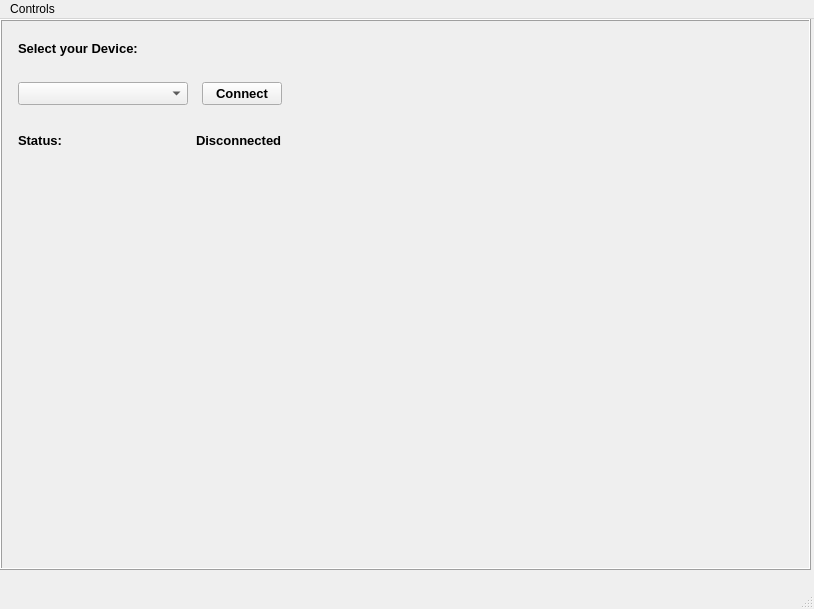
Qt form frontend/app/ui/main_window.ui (maxitech/ms6_r) before a commit.
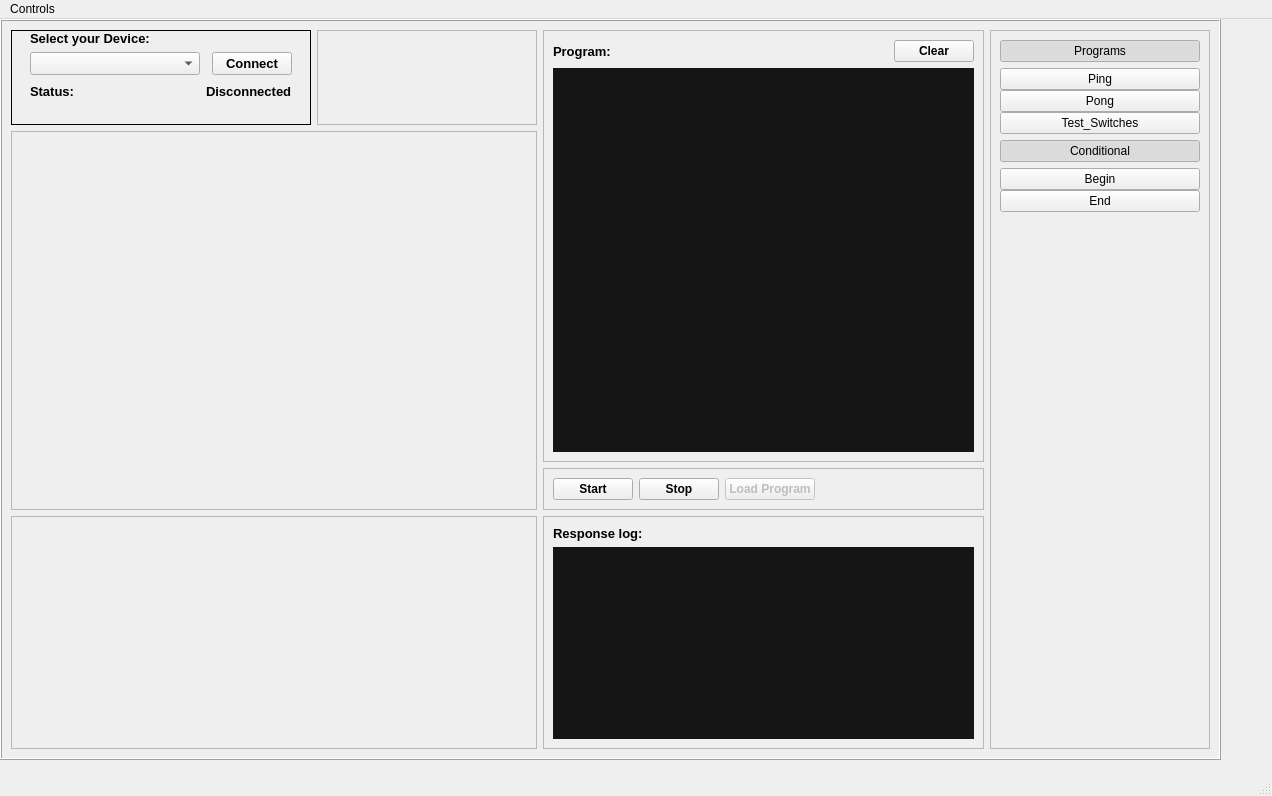
The same form after that commit.

Commit message: refactor: New main window ui.

```diff
--- a/frontend/app/ui/main_window.ui
+++ b/frontend/app/ui/main_window.ui
@@ -6,8 +6,8 @@
    <rect>
     <x>0</x>
     <y>0</y>
-    <width>814</width>
-    <height>609</height>
+    <width>1272</width>
+    <height>796</height>
    </rect>
   </property>
   <property name="font">
@@ -27,8 +27,8 @@
      <rect>
       <x>0</x>
       <y>0</y>
-      <width>811</width>
-      <height>551</height>
+      <width>1221</width>
+      <height>741</height>
      </rect>
     </property>
     <property name="font">
@@ -43,25 +43,141 @@
     <property name="frameShadow">
      <enum>QFrame::Shadow::Raised</enum>
     </property>
+    <layout class="QGridLayout" name="gridLayout" columnstretch="0,0,0,0,0,0,0,0,0,0">
+     <item row="0" column="4" rowspan="9" colspan="4">
+      <widget class="QFrame" name="prog_frame">
+       <property name="frameShape">
+        <enum>QFrame::Shape::StyledPanel</enum>
+       </property>
+       <property name="frameShadow">
+        <enum>QFrame::Shadow::Raised</enum>
+       </property>
+       <layout class="QVBoxLayout" name="verticalLayout_3">
+        <property name="topMargin">
+         <number>9</number>
+        </property>
+        <item>
+         <widget class="QFrame" name="prog_header_frame">
+          <property name="frameShape">
+           <enum>QFrame::Shape::NoFrame</enum>
+          </property>
+          <property name="frameShadow">
+           <enum>QFrame::Shadow::Plain</enum>
+          </property>
+          <layout class="QHBoxLayout" name="horizontalLayout_4">
+           <property name="spacing">
+            <number>0</number>
+           </property>
+           <property name="leftMargin">
+            <number>0</number>
+           </property>
+           <property name="topMargin">
+            <number>0</number>
+           </property>
+           <property name="rightMargin">
+            <number>0</number>
+           </property>
+           <property name="bottomMargin">
+            <number>0</number>
+           </property>
+           <item>
+            <widget class="QLabel" name="prog_label">
+             <property name="font">
+              <font>
+               <pointsize>10</pointsize>
+               <italic>false</italic>
+               <bold>true</bold>
+               <underline>false</underline>
+              </font>
+             </property>
+             <property name="text">
+              <string>Program:</string>
+             </property>
+            </widget>
+           </item>
+           <item>
+            <spacer name="horizontalSpacer">
+             <property name="orientation">
+              <enum>Qt::Orientation::Horizontal</enum>
+             </property>
+             <property name="sizeHint" stdset="0">
+              <size>
+               <width>40</width>
+               <height>20</height>
+              </size>
+             </property>
+            </spacer>
+           </item>
+           <item>
+            <widget class="QPushButton" name="prog_clear_btn">
+             <property name="maximumSize">
+              <size>
+               <width>16777211</width>
+               <height>16777215</height>
+              </size>
+             </property>
+             <property name="font">
+              <font>
+               <pointsize>9</pointsize>
+               <bold>true</bold>
+              </font>
+             </property>
+             <property name="text">
+              <string>Clear</string>
+             </property>
+            </widget>
+           </item>
+          </layout>
+         </widget>
+        </item>
+        <item>
+         <widget class="QTextEdit" name="prog_textEdit">
+          <property name="font">
+           <font>
+            <family>Arial</family>
+            <pointsize>10</pointsize>
+            <bold>false</bold>
+            <kerning>false</kerning>
+           </font>
+          </property>
+          <property name="styleSheet">
+           <string notr="true">background-color: rgb(21, 21, 21);
+color: #fff;
+font-size: 10pt;
+</string>
+          </property>
+          <property name="frameShape">
+           <enum>QFrame::Shape::NoFrame</enum>
+          </property>
+          <property name="frameShadow">
+           <enum>QFrame::Shadow::Plain</enum>
+          </property>
+          <property name="sizeAdjustPolicy">
+           <enum>QAbstractScrollArea::SizeAdjustPolicy::AdjustToContents</enum>
+          </property>
+          <property name="readOnly">
+           <bool>true</bool>
+          </property>
+          <property name="placeholderText">
+           <string/>
+          </property>
+         </widget>
+        </item>
+       </layout>
+      </widget>
+     </item>
+     <item row="0" column="0">
     <widget class="QFrame" name="con_frame">
-     <property name="geometry">
-      <rect>
-       <x>0</x>
-       <y>0</y>
-       <width>300</width>
-       <height>150</height>
-      </rect>
-     </property>
      <property name="minimumSize">
       <size>
        <width>300</width>
-       <height>150</height>
+         <height>95</height>
       </size>
      </property>
      <property name="maximumSize">
       <size>
        <width>300</width>
-       <height>150</height>
+         <height>95</height>
       </size>
      </property>
      <property name="font">
@@ -71,14 +187,17 @@
       </font>
      </property>
      <property name="frameShape">
-      <enum>QFrame::Shape::NoFrame</enum>
+        <enum>QFrame::Shape::Box</enum>
      </property>
      <property name="frameShadow">
       <enum>QFrame::Shadow::Plain</enum>
      </property>
      <layout class="QVBoxLayout" name="verticalLayout">
       <property name="topMargin">
-       <number>9</number>
+         <number>0</number>
+        </property>
+        <property name="bottomMargin">
+         <number>0</number>
       </property>
       <item>
        <widget class="QFrame" name="con_h1_lable_frame">
@@ -225,8 +344,351 @@
         </layout>
        </widget>
       </item>
-     </layout>
-    </widget>
+        <item>
+         <spacer name="verticalSpacer">
+          <property name="orientation">
+           <enum>Qt::Orientation::Vertical</enum>
+          </property>
+          <property name="sizeHint" stdset="0">
+           <size>
+            <width>17</width>
+            <height>10</height>
+           </size>
+          </property>
+         </spacer>
+        </item>
+       </layout>
+      </widget>
+     </item>
+     <item row="9" column="4" colspan="4">
+      <widget class="QFrame" name="btn_frame">
+       <property name="frameShape">
+        <enum>QFrame::Shape::StyledPanel</enum>
+       </property>
+       <property name="frameShadow">
+        <enum>QFrame::Shadow::Raised</enum>
+       </property>
+       <layout class="QHBoxLayout" name="horizontalLayout_3">
+        <item>
+         <widget class="QPushButton" name="btn_pushButton">
+          <property name="font">
+           <font>
+            <pointsize>9</pointsize>
+            <bold>true</bold>
+           </font>
+          </property>
+          <property name="text">
+           <string>Start</string>
+          </property>
+         </widget>
+        </item>
+        <item>
+         <widget class="QPushButton" name="btn_pushButton_2">
+          <property name="font">
+           <font>
+            <pointsize>9</pointsize>
+            <bold>true</bold>
+           </font>
+          </property>
+          <property name="text">
+           <string>Stop</string>
+          </property>
+         </widget>
+        </item>
+        <item>
+         <widget class="QPushButton" name="btn_load_prog_btn">
+          <property name="enabled">
+           <bool>false</bool>
+          </property>
+          <property name="font">
+           <font>
+            <pointsize>9</pointsize>
+            <bold>true</bold>
+           </font>
+          </property>
+          <property name="text">
+           <string>Load Program</string>
+          </property>
+         </widget>
+        </item>
+        <item>
+         <spacer name="btn_horizontalSpacer">
+          <property name="orientation">
+           <enum>Qt::Orientation::Horizontal</enum>
+          </property>
+          <property name="sizeHint" stdset="0">
+           <size>
+            <width>40</width>
+            <height>20</height>
+           </size>
+          </property>
+         </spacer>
+        </item>
+       </layout>
+      </widget>
+     </item>
+     <item row="10" column="4" rowspan="4" colspan="4">
+      <widget class="QFrame" name="log_frame">
+       <property name="minimumSize">
+        <size>
+         <width>0</width>
+         <height>0</height>
+        </size>
+       </property>
+       <property name="frameShape">
+        <enum>QFrame::Shape::StyledPanel</enum>
+       </property>
+       <property name="frameShadow">
+        <enum>QFrame::Shadow::Raised</enum>
+       </property>
+       <layout class="QVBoxLayout" name="verticalLayout_4">
+        <item>
+         <widget class="QLabel" name="log_label">
+          <property name="font">
+           <font>
+            <pointsize>10</pointsize>
+            <bold>true</bold>
+           </font>
+          </property>
+          <property name="text">
+           <string>Response log:</string>
+          </property>
+         </widget>
+        </item>
+        <item>
+         <widget class="QTextEdit" name="log_textEdit">
+          <property name="font">
+           <font>
+            <pointsize>10</pointsize>
+            <bold>false</bold>
+           </font>
+          </property>
+          <property name="styleSheet">
+           <string notr="true">background-color: rgb(21, 21, 21);
+color: #fff;
+font-size: 10pt;
+</string>
+          </property>
+          <property name="frameShape">
+           <enum>QFrame::Shape::NoFrame</enum>
+          </property>
+          <property name="frameShadow">
+           <enum>QFrame::Shadow::Plain</enum>
+          </property>
+          <property name="readOnly">
+           <bool>true</bool>
+          </property>
+         </widget>
+        </item>
+       </layout>
+      </widget>
+     </item>
+     <item row="10" column="0" rowspan="4" colspan="3">
+      <widget class="QFrame" name="frame_6">
+       <property name="frameShape">
+        <enum>QFrame::Shape::StyledPanel</enum>
+       </property>
+       <property name="frameShadow">
+        <enum>QFrame::Shadow::Raised</enum>
+       </property>
+      </widget>
+     </item>
+     <item row="1" column="0" rowspan="9" colspan="3">
+      <widget class="QFrame" name="frame_8">
+       <property name="frameShape">
+        <enum>QFrame::Shape::StyledPanel</enum>
+       </property>
+       <property name="frameShadow">
+        <enum>QFrame::Shadow::Raised</enum>
+       </property>
+      </widget>
+     </item>
+     <item row="0" column="1" colspan="2">
+      <widget class="QFrame" name="frame_2">
+       <property name="frameShape">
+        <enum>QFrame::Shape::StyledPanel</enum>
+       </property>
+       <property name="frameShadow">
+        <enum>QFrame::Shadow::Raised</enum>
+       </property>
+      </widget>
+     </item>
+     <item row="0" column="8" rowspan="14" colspan="2">
+      <widget class="QFrame" name="cmd_frame">
+       <property name="frameShape">
+        <enum>QFrame::Shape::StyledPanel</enum>
+       </property>
+       <property name="frameShadow">
+        <enum>QFrame::Shadow::Raised</enum>
+       </property>
+       <layout class="QVBoxLayout" name="verticalLayout_5">
+        <item>
+         <widget class="QPushButton" name="cmd_prog_menu_pushButton">
+          <property name="text">
+           <string>Programs</string>
+          </property>
+          <property name="checkable">
+           <bool>true</bool>
+          </property>
+          <property name="checked">
+           <bool>true</bool>
+          </property>
+         </widget>
+        </item>
+        <item>
+         <widget class="QFrame" name="cmd_prog_frame">
+          <property name="frameShape">
+           <enum>QFrame::Shape::NoFrame</enum>
+          </property>
+          <property name="frameShadow">
+           <enum>QFrame::Shadow::Plain</enum>
+          </property>
+          <layout class="QVBoxLayout" name="verticalLayout_6" stretch="0,0,0">
+           <property name="spacing">
+            <number>0</number>
+           </property>
+           <property name="sizeConstraint">
+            <enum>QLayout::SizeConstraint::SetDefaultConstraint</enum>
+           </property>
+           <property name="leftMargin">
+            <number>0</number>
+           </property>
+           <property name="topMargin">
+            <number>0</number>
+           </property>
+           <property name="rightMargin">
+            <number>0</number>
+           </property>
+           <property name="bottomMargin">
+            <number>0</number>
+           </property>
+           <item>
+            <widget class="QPushButton" name="cmd_ping_btn">
+             <property name="text">
+              <string>Ping</string>
+             </property>
+            </widget>
+           </item>
+           <item>
+            <widget class="QPushButton" name="cmd_pong_btn">
+             <property name="font">
+              <font>
+               <pointsize>9</pointsize>
+               <bold>false</bold>
+               <strikeout>false</strikeout>
+               <stylestrategy>PreferDefault</stylestrategy>
+               <kerning>true</kerning>
+              </font>
+             </property>
+             <property name="autoFillBackground">
+              <bool>false</bool>
+             </property>
+             <property name="text">
+              <string>Pong</string>
+             </property>
+            </widget>
+           </item>
+           <item>
+            <widget class="QPushButton" name="cmd_switches_btn">
+             <property name="font">
+              <font>
+               <pointsize>9</pointsize>
+               <bold>false</bold>
+               <strikeout>false</strikeout>
+               <stylestrategy>PreferDefault</stylestrategy>
+               <kerning>true</kerning>
+              </font>
+             </property>
+             <property name="autoFillBackground">
+              <bool>false</bool>
+             </property>
+             <property name="text">
+              <string>Test_Switches</string>
+             </property>
+            </widget>
+           </item>
+          </layout>
+         </widget>
+        </item>
+        <item>
+         <widget class="QPushButton" name="cmd_condi_menu_pushButton">
+          <property name="text">
+           <string>Conditional</string>
+          </property>
+          <property name="checkable">
+           <bool>true</bool>
+          </property>
+          <property name="checked">
+           <bool>true</bool>
+          </property>
+         </widget>
+        </item>
+        <item>
+         <widget class="QFrame" name="cmd_condi_frame">
+          <property name="frameShape">
+           <enum>QFrame::Shape::NoFrame</enum>
+          </property>
+          <property name="frameShadow">
+           <enum>QFrame::Shadow::Plain</enum>
+          </property>
+          <layout class="QVBoxLayout" name="verticalLayout_7">
+           <property name="spacing">
+            <number>0</number>
+           </property>
+           <property name="leftMargin">
+            <number>0</number>
+           </property>
+           <property name="topMargin">
+            <number>0</number>
+           </property>
+           <property name="rightMargin">
+            <number>0</number>
+           </property>
+           <property name="bottomMargin">
+            <number>0</number>
+           </property>
+           <item>
+            <widget class="QPushButton" name="cmd_begin_pushButton">
+             <property name="text">
+              <string>Begin</string>
+             </property>
+            </widget>
+           </item>
+           <item>
+            <widget class="QPushButton" name="cmd_end_pushButton">
+             <property name="text">
+              <string>End</string>
+             </property>
+            </widget>
+           </item>
+          </layout>
+         </widget>
+        </item>
+        <item>
+         <spacer name="cmd_verticalSpacer">
+          <property name="orientation">
+           <enum>Qt::Orientation::Vertical</enum>
+          </property>
+          <property name="sizeHint" stdset="0">
+           <size>
+            <width>20</width>
+            <height>40</height>
+           </size>
+          </property>
+         </spacer>
+        </item>
+       </layout>
+      </widget>
+     </item>
+    </layout>
+    <zorder>frame_8</zorder>
+    <zorder>frame_6</zorder>
+    <zorder>con_frame</zorder>
+    <zorder>frame_2</zorder>
+    <zorder>prog_frame</zorder>
+    <zorder>log_frame</zorder>
+    <zorder>cmd_frame</zorder>
+    <zorder>btn_frame</zorder>
    </widget>
   </widget>
   <widget class="QMenuBar" name="menubar">
@@ -234,7 +696,7 @@
     <rect>
      <x>0</x>
      <y>0</y>
-     <width>814</width>
+     <width>1272</width>
      <height>33</height>
     </rect>
    </property>
```
Left out of the diff: 51 changed lines with no effect on the pictures. Lines whose indentation alone changed are shown as unchanged. The commit also changes 1 other file.
